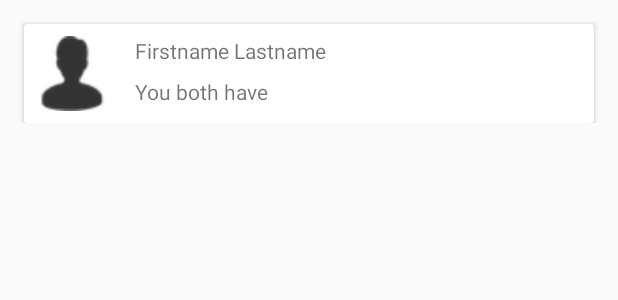
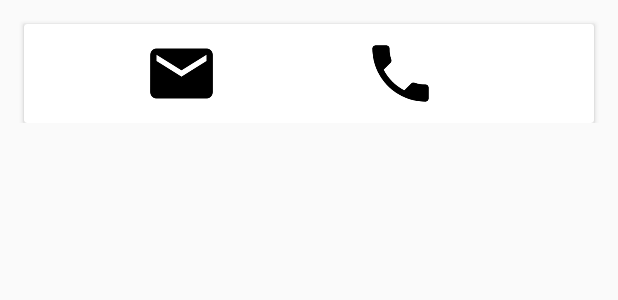
Before and after one commit to anjanbharadwaj/Curif.ai, an Android app: the layout card_layout_back.xml on its own in the app's theme, with its tools: preview values and no code run, on a phone screen of 412 x 824 dp. Shown: the top 300 px of the screen. Run offline under Robolectric (Android 15) with nearby library versions, the phone set to English and light mode, and no system bars.

Commit message:
pushing network code

```diff
--- a/CESApp/app/src/main/res/layout/card_layout_back.xml
+++ b/CESApp/app/src/main/res/layout/card_layout_back.xml
@@ -19,49 +19,30 @@
         <android.support.constraint.ConstraintLayout
             android:layout_width="match_parent"
             android:layout_height="wrap_content">
+
+
             <ImageView
-                android:id="@+id/profile_image_front"
+                android:id="@+id/phoneButton"
                 android:layout_width="50dp"
                 android:layout_height="50dp"
                 android:layout_marginBottom="8dp"
                 android:layout_marginEnd="8dp"
-                android:layout_marginStart="8dp"
                 android:layout_marginTop="8dp"
-                android:maxHeight="50dp"
-                android:maxWidth="50dp"
-                android:src="@drawable/guest_network_user"
-                app:layout_constraintBottom_toBottomOf="parent"
-                app:layout_constraintEnd_toStartOf="@+id/name_front"
-                app:layout_constraintStart_toStartOf="parent"
-                app:layout_constraintTop_toTopOf="parent" />
-
-
-            <TextView
-                android:id="@+id/name_front"
-                android:layout_width="wrap_content"
-                android:layout_height="wrap_content"
-                android:layout_marginStart="16dp"
-                android:layout_marginTop="8dp"
-                android:text="Firstname Lastname"
-                app:layout_constraintStart_toEndOf="@+id/profile_image_front"
-                app:layout_constraintTop_toTopOf="parent" />
-
-            <TextView
-                android:id="@+id/description_front"
-                android:layout_width="0dp"
-                android:layout_height="wrap_content"
-                android:layout_marginBottom="8dp"
-                android:layout_marginEnd="8dp"
-                android:layout_marginStart="16dp"
-                android:layout_marginTop="8dp"
-                android:text="You both have"
                 app:layout_constraintBottom_toBottomOf="parent"
                 app:layout_constraintEnd_toEndOf="parent"
-                app:layout_constraintHorizontal_bias="0.0"
-                app:layout_constraintStart_toEndOf="@+id/profile_image_front"
-                app:layout_constraintTop_toBottomOf="@+id/name_front"
-                app:layout_constraintVertical_bias="0.0" />
+                app:layout_constraintStart_toEndOf="@+id/emailButton"
+                app:layout_constraintTop_toTopOf="parent"
+                app:srcCompat="@drawable/phone" />
 
+            <ImageView
+                android:id="@+id/emailButton"
+                android:layout_width="50dp"
+                android:layout_height="50dp"
+                android:layout_marginStart="80dp"
+                android:layout_marginTop="8dp"
+                app:layout_constraintStart_toStartOf="parent"
+                app:layout_constraintTop_toTopOf="parent"
+                app:srcCompat="@drawable/email" />
         </android.support.constraint.ConstraintLayout>
 
 
```
Also changed, not shown: CESApp/app/src/main/java/com/example/anjanbharadwaj/cesapp/NetworkFragment.java (+58 -14 lines), CESApp/app/src/main/res/drawable/email.png (added), CESApp/app/src/main/res/drawable/phone.png (added).
